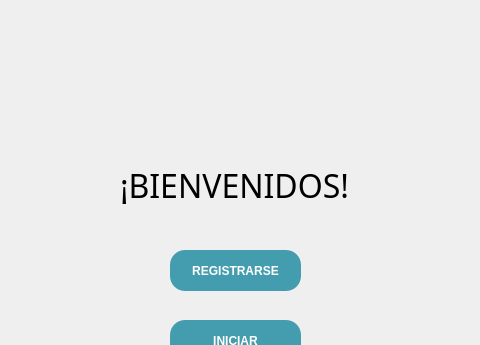
The window that src/vista/ui/Principal.ui (eperec03/museo) describes before a commit, drawn with Qt 5; both pictures show x 160 to 640 and y 0 to 345 of the 800 by 600 pixel window.
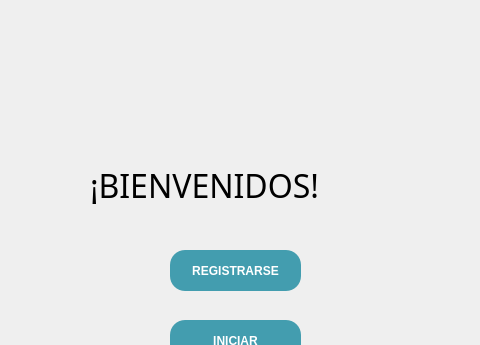
The same window after the commit.

Diff of the .ui file:
```diff
--- a/src/vista/ui/Principal.ui
+++ b/src/vista/ui/Principal.ui
@@ -245,9 +245,9 @@
    <widget class="QLabel" name="Titulo">
     <property name="geometry">
      <rect>
-      <x>280</x>
+      <x>250</x>
       <y>140</y>
-      <width>231</width>
+      <width>301</width>
       <height>91</height>
      </rect>
     </property>
```
Left out of the diff: 2 changed lines with no effect on the pictures.
